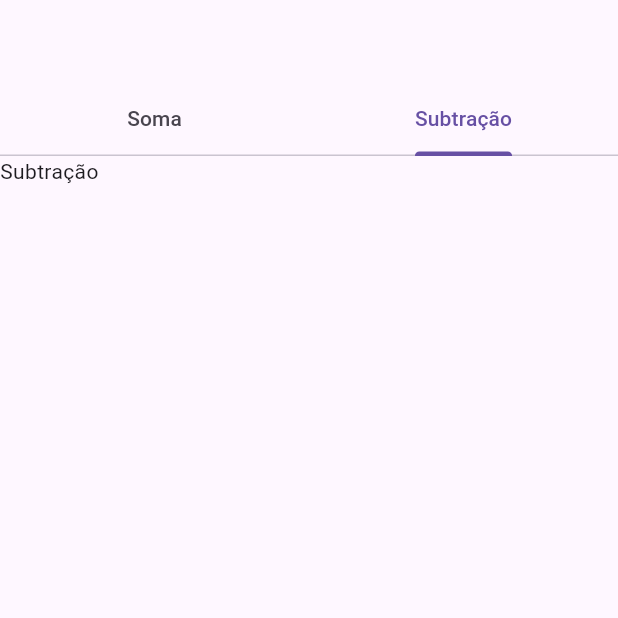
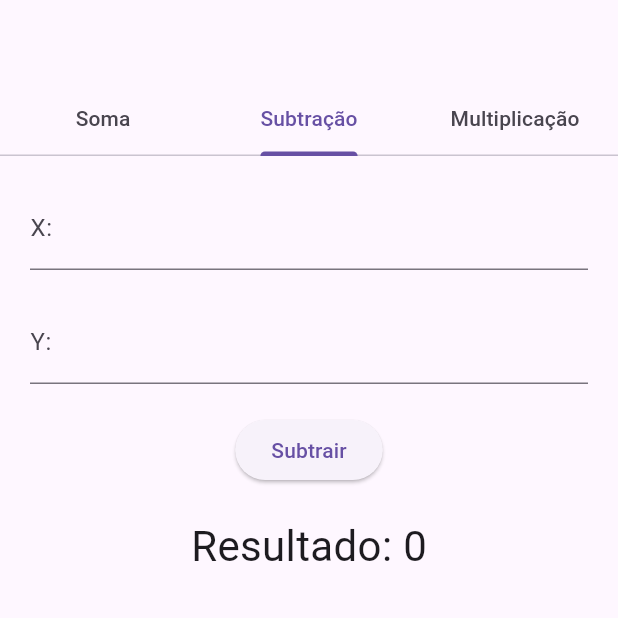
Before and after one commit to pizardini/Flutter_Aula5_2024_pr2, a Flutter app: the screen it shows after launch, tab 2 chosen, on a phone screen of 412 x 824 dp, the top half of it. Run offline on Flutter 3.47's test engine with Material 3 defaults, Android fonts, the phone set to English and light mode, and no system bars.

Commit message:
exercicio 2

```diff
--- a/flutter_operacoes_matematicas/lib/main.dart
+++ b/flutter_operacoes_matematicas/lib/main.dart
@@ -1,5 +1,7 @@
 import 'package:flutter/material.dart';
+import 'package:flutter_operacoes_matematicas/multiplicacao.dart';
 import 'package:flutter_operacoes_matematicas/soma.dart';
+import 'package:flutter_operacoes_matematicas/subtracao.dart';
 
 void main() {
   runApp(const MainApp());
@@ -12,7 +14,7 @@ class MainApp extends StatelessWidget {
   Widget build(BuildContext context) {
     return MaterialApp(
       home: DefaultTabController(
-        length: 2,
+        length: 3,
         child: Scaffold(
           appBar: AppBar(
             bottom: const TabBar(
@@ -25,6 +27,10 @@ class MainApp extends StatelessWidget {
                   text: 'Subtração',
                   //icon: Icon(Icons.directions_transit),
                 ),
+                Tab(
+                  text: 'Multiplicação',
+                  //icon: Icon(Icons.directions_transit),
+                ),
               ],
             ),
           ),
@@ -33,7 +39,8 @@ class MainApp extends StatelessWidget {
               //Icon(Icons.directions_car),
               Soma(),
               //Icon(Icons.directions_transit),
-              Text('Subtração'),
+              Subtracao(),
+              Multiplicacao(),
             ],
           ),
         ),
--- /dev/null
+++ b/flutter_operacoes_matematicas/lib/subtracao.dart
@@ -0,0 +1,56 @@
+import 'package:flutter/material.dart';
+
+class Subtracao extends StatefulWidget {
+  const Subtracao({super.key});
+
+  @override
+  State<Subtracao> createState() => _SubtracaoState();
+}
+
+class _SubtracaoState extends State<Subtracao> {
+  int resultado = 0;
+  TextEditingController controlaX = TextEditingController();
+  TextEditingController controlaY = TextEditingController();
+
+  @override
+  Widget build(BuildContext context) {
+    return Padding(
+      padding: const EdgeInsets.all(20.0),
+      child: Column(
+        children: [
+          TextField(
+            controller: controlaX,
+            decoration: const InputDecoration(labelText: 'X:'),
+          ),
+          const SizedBox(
+            height: 20,
+          ),
+          TextField(
+            controller: controlaY,
+            decoration: const InputDecoration(labelText: 'Y:'),
+          ),
+          const SizedBox(
+            height: 20,
+          ),
+          ElevatedButton(
+            onPressed: () {
+              setState(() {
+                resultado = int.parse(controlaX.text) - int.parse(controlaY.text);
+              });
+            },
+            child: const Text('Subtrair'),
+          ),
+          const SizedBox(
+            height: 20,
+          ),
+          Text(
+            'Resultado: $resultado',
+            style: const TextStyle(
+              fontSize: 28,
+            ),
+            ),
+        ],
+      ),
+    );
+  }
+}
```
Also changed, not shown: flutter_operacoes_matematicas/lib/multiplicacao.dart (added, +56 -0 lines).
